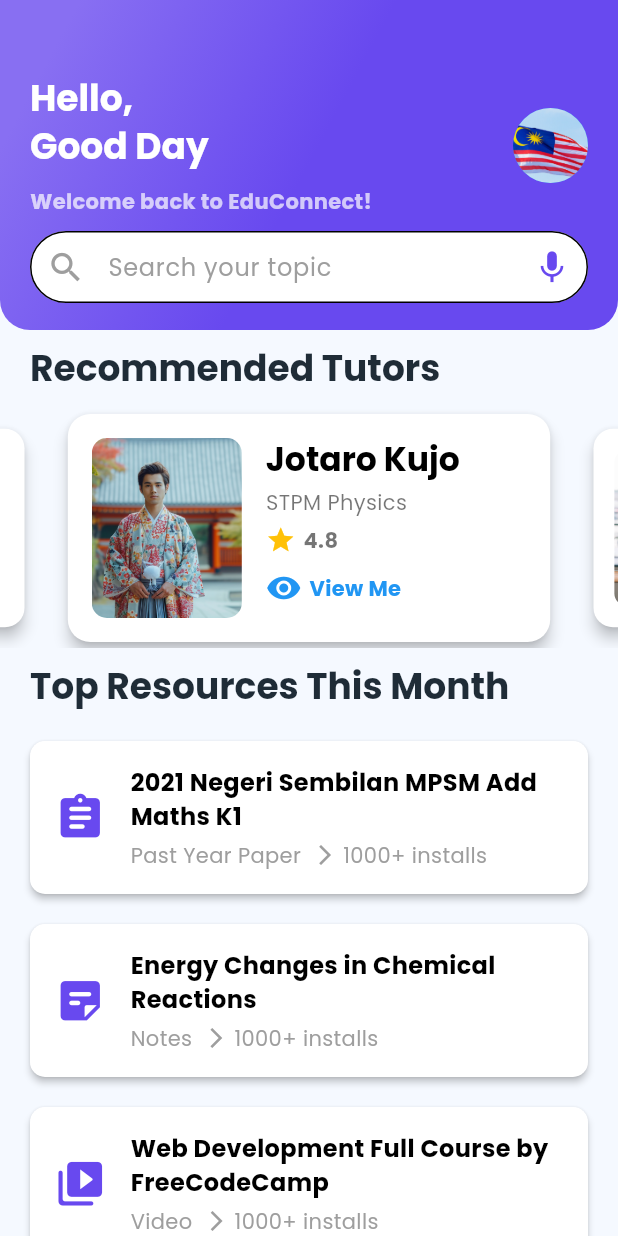
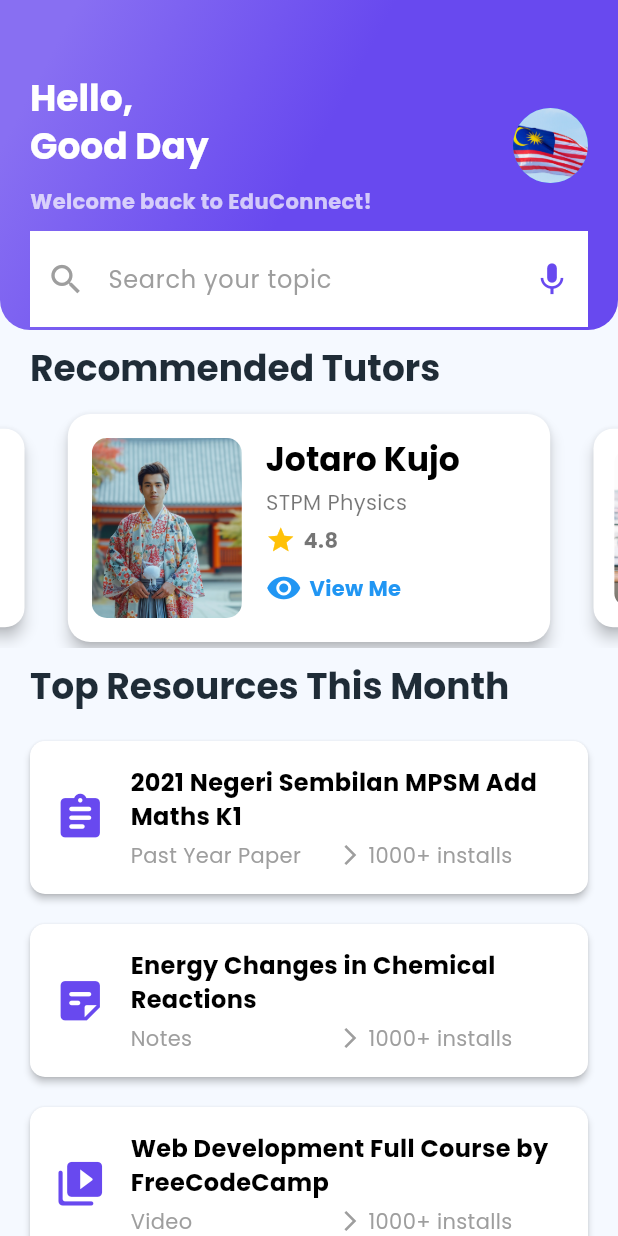
Before and after one commit to zw-weng/EduConnect-Xcode, a Flutter app: the HomeScreen screen opened directly, on a phone screen of 412 x 824 dp. Run offline on Flutter 3.47's test engine with Material 3 defaults, Android fonts, the phone set to English and light mode, and no system bars; drawn by our look-alikes of carousel_slider; our stand-ins replace dio, firebase_core, google_nav_bar, table_calendar, youtube_player_flutter; missing offline and left inert: external_path, flutter_file_dialog, pdfx, youtube_explode_dart; accounts and stored records are empty.

Commit message:
apply overfloat fixes

```diff
--- a/lib/widgets/course_card.dart
+++ b/lib/widgets/course_card.dart
@@ -5,12 +5,13 @@ import 'package:flutter/material.dart';
 
 class CourseCard extends StatelessWidget {
   final Course course;
-  final List<Resource> resources; // Add this line to include resources
+  final List<Resource> resources;
 
   const CourseCard({
     super.key,
     required this.course,
-    required this.resources, required Null Function() onTap, // Update constructor
+    required this.resources,
+    required Null Function() onTap,
   });
 
   @override
@@ -39,9 +40,15 @@ class CourseCard extends StatelessWidget {
             children: [
               Image.asset(course.iconPath, height: 60), // Display the icon
               const SizedBox(height: 10),
-              Text(
-                course.name,
-                style: Theme.of(context).textTheme.titleLarge,
+              FittedBox(
+                fit: BoxFit.scaleDown,
+                child: Text(
+                  course.name,
+                  style: Theme.of(context).textTheme.titleLarge,
+                  maxLines: 2, // Allow up to 2 lines
+                  overflow: TextOverflow.ellipsis, // Add ellipsis if text still overflows
+                  textAlign: TextAlign.center, // Center-align the text
+                ),
               ),
             ],
           ),
--- a/lib/widgets/resource_card.dart
+++ b/lib/widgets/resource_card.dart
@@ -2,6 +2,7 @@ import 'package:flutter/material.dart';
 import 'package:educonnect/models/resource.dart'; // Ensure this points to your Resource model
 import 'package:educonnect/constants/colors.dart'; // Import your color constants
 
+// Top Resources of the month
 class ResourceCard extends StatelessWidget {
   final Resource resource;
   final String installs;
@@ -24,7 +25,7 @@ class ResourceCard extends StatelessWidget {
         padding: const EdgeInsets.all(16.0),
         child: Row(
           children: [
-            Icon(resource.icon, size: 35, color: kPrimaryColor), // Resource icon with kTextColor
+            Icon(resource.icon, size: 35, color: kPrimaryColor), // Resource icon with kPrimaryColor
             const SizedBox(width: 16),
             Expanded(
               child: Column(
@@ -40,22 +41,28 @@ class ResourceCard extends StatelessWidget {
                   const SizedBox(height: 4),
                   Row(
                     children: [
-                      Text(
+                      Expanded(
+                        child: Text(
                           resource.type == "past_year" ? "Past Year Paper" :
                           resource.type == "notes" ? "Notes" : "Video",
                           style: const TextStyle(
                             color: Colors.grey,
                             fontSize: 14,
                           ),
+                          overflow: TextOverflow.ellipsis, // Prevent overflow
                         ),
-                      const SizedBox(width: 8), // Add spacing between text and icon
-                      const Icon(Icons.arrow_forward_ios, size: 16, color: Colors.grey), // Grey install icon
-                      const SizedBox(width: 4), // Add spacing
-                      Text(
+                      ),
+                      const SizedBox(width: 8),
+                      const Icon(Icons.arrow_forward_ios, size: 16, color: Colors.grey), // Grey icon
+                      const SizedBox(width: 4),
+                      Flexible(
+                        child: Text(
                           "$installs installs",
                           style: const TextStyle(
                             color: Colors.grey,
                             fontSize: 14,
+                          ),
+                          overflow: TextOverflow.ellipsis, // Prevent overflow
                         ),
                       ),
                     ],
--- a/lib/widgets/search_field.dart
+++ b/lib/widgets/search_field.dart
@@ -7,27 +7,27 @@ class SearchField extends StatelessWidget {
   @override
   Widget build(BuildContext context) {
     return TextFormField(
-      decoration: InputDecoration(
-        prefixIcon: const Icon(
+      decoration: const InputDecoration(
+        prefixIcon: Icon(
           Icons.search,
           color: Colors.grey,
           size: 26,
         ),
-        suffixIcon: const Icon(
+        suffixIcon: Icon(
           Icons.mic,
           color: kPrimaryColor,
           size: 26,
         ),
-        // helperText: "Search your topic",
         floatingLabelBehavior: FloatingLabelBehavior.never,
         labelText: "Search your topic",
-        labelStyle: const TextStyle(color: Colors.grey),
+        labelStyle: TextStyle(color: Colors.grey),
         filled: true,
         fillColor: Colors.white,
-        border: OutlineInputBorder(
-          borderRadius: BorderRadius.circular(40),
-        ),
+        border: InputBorder.none, // No border
+        enabledBorder: InputBorder.none, // No border when enabled
+        focusedBorder: InputBorder.none, // No border when focused
         isDense: true,
+        contentPadding: EdgeInsets.symmetric(vertical: 12, horizontal: 16), // Adjust padding as needed
       ),
     );
   }
```
Lines whose indentation alone changed are shown as unchanged.
